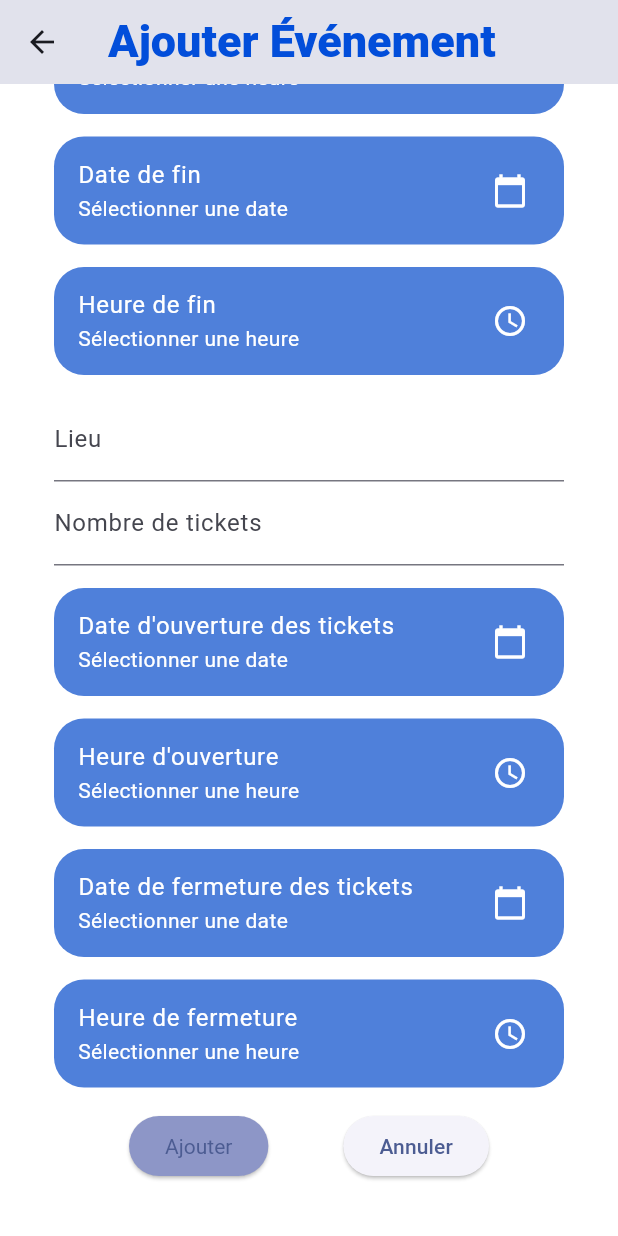
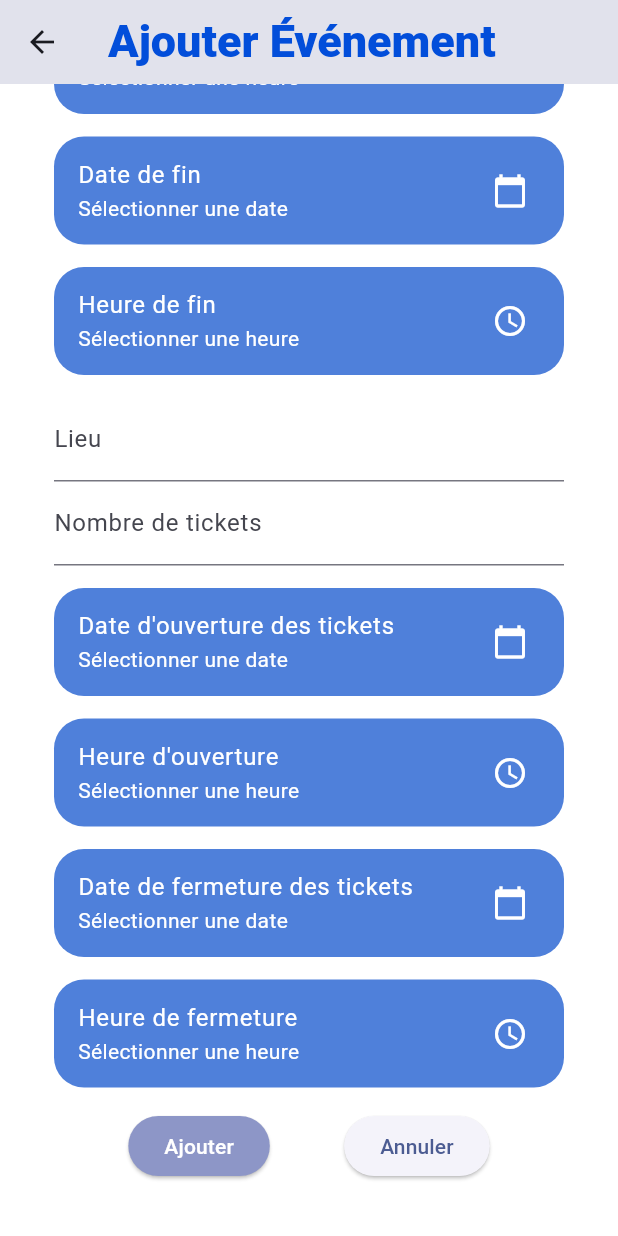
Before and after one commit to Niesmer/ticket_flutter, a Flutter app: the EventForm screen opened directly, scrolled down 302 dp, on a phone screen of 412 x 824 dp. Run offline on Flutter 3.47's test engine with Material 3 defaults, Android fonts, the phone set to English and light mode, and no system bars; our stand-ins replace go_router, supabase_flutter; accounts and stored records are empty.

Commit message:
edited style

```diff
--- a/lib/components/events/eventForm.dart
+++ b/lib/components/events/eventForm.dart
@@ -390,9 +390,9 @@
                     style: ElevatedButton.styleFrom(
                         backgroundColor:
                             const Color.fromARGB(255, 141, 150, 199),
-                        textStyle: const TextStyle(color: Colors.white)),
+                        ),
                     child:
-                        Text(widget.eventId != null ? 'Modifier' : 'Ajouter'),
+                        Text(widget.eventId != null ? 'Modifier' : 'Ajouter', style: const TextStyle(color: Colors.white)),
                   ),
                   ElevatedButton(
                     onPressed: _closeForm,
```
